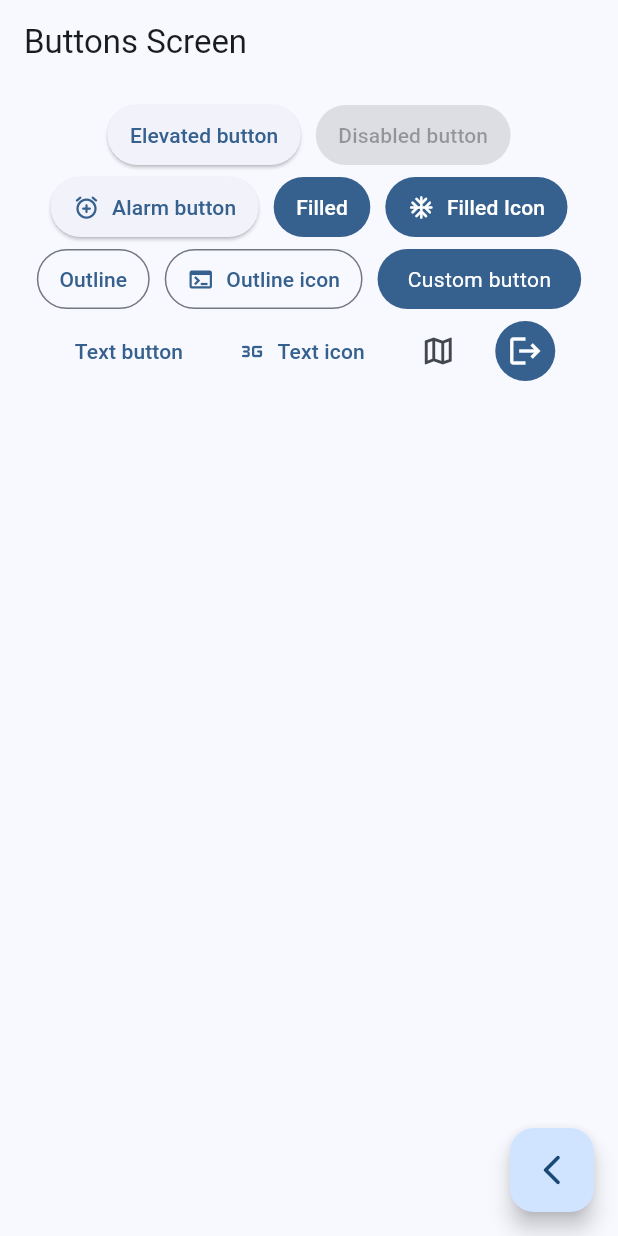
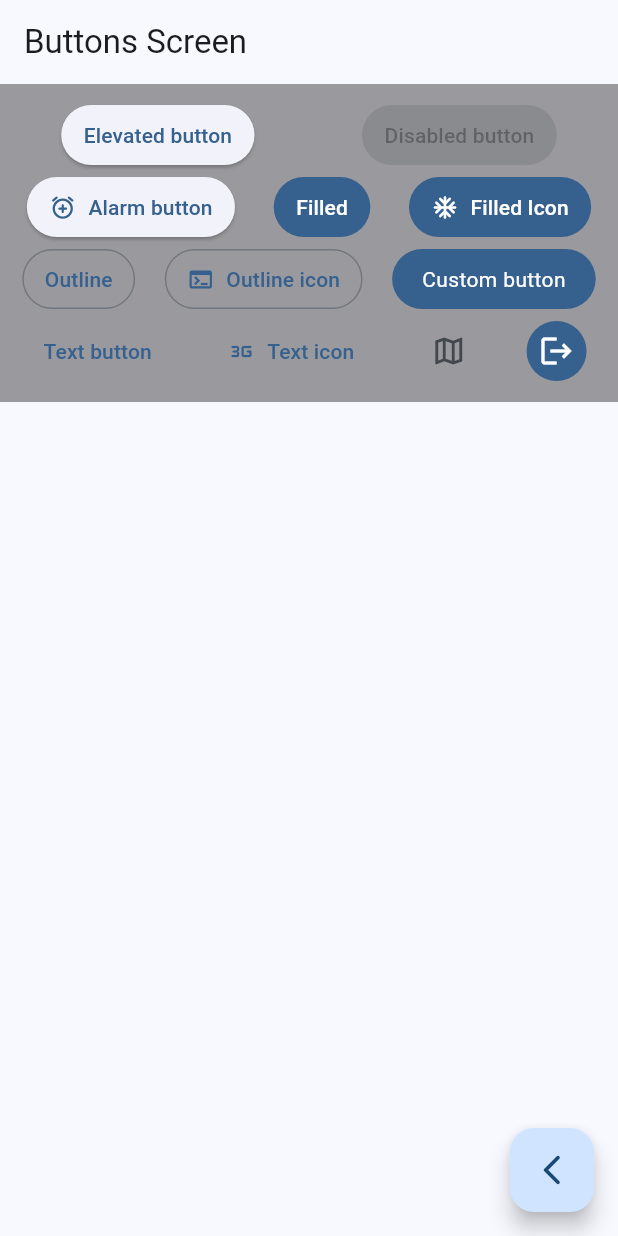
Before and after one commit to MauricioCorzo/widgets_app_flutter, a Flutter app: the ButtonsScreen screen opened by its route, on a phone screen of 412 x 824 dp. Run offline on Flutter 3.47's test engine with Material 3 defaults, Android fonts, the phone set to English and light mode, and no system bars; our stand-ins replace go_router.

Commit message:
add screens files

```diff
--- a/lib/presentation/screens/buttons/buttons_screen.dart
+++ b/lib/presentation/screens/buttons/buttons_screen.dart
@@ -29,13 +29,15 @@ class _ButtonsView extends StatelessWidget {
 
   @override
   Widget build(BuildContext context) {
-    return SizedBox(
+    return Container(
+      decoration: BoxDecoration(color: Colors.black38),
+      child: SizedBox(
         width: double.infinity,
         child: Padding(
           padding: const EdgeInsets.symmetric(horizontal: 10, vertical: 10),
           child: Wrap(
             spacing: 10,
-          alignment: WrapAlignment.center,
+            alignment: WrapAlignment.spaceAround,
             crossAxisAlignment: WrapCrossAlignment.center,
             children: [
               ElevatedButton(
@@ -81,7 +83,8 @@ class _ButtonsView extends StatelessWidget {
                   onPressed: () {},
                   icon: const Icon(Icons.three_g_mobiledata_rounded),
                   label: const Text("Text icon")),
-            IconButton(onPressed: () {}, icon: const Icon(Icons.map_outlined)),
+              IconButton(
+                  onPressed: () {}, icon: const Icon(Icons.map_outlined)),
               IconButton(
                 onPressed: () {},
                 icon: const Icon(Icons.logout),
@@ -91,6 +94,7 @@ class _ButtonsView extends StatelessWidget {
                     iconColor: const WidgetStatePropertyAll(Colors.white)),
               ),
             ],
+          ),
         ),
       ),
     );
--- a/lib/presentation/screens/screens.dart
+++ b/lib/presentation/screens/screens.dart
@@ -1,3 +1,9 @@
+export 'package:widgets_app/presentation/screens/animated/animated_screen.dart';
+export 'package:widgets_app/presentation/screens/app_tutorial/app_tutorial_screen.dart';
 export 'package:widgets_app/presentation/screens/buttons/buttons_screen.dart';
 export 'package:widgets_app/presentation/screens/cards/cards_screen.dart';
 export 'package:widgets_app/presentation/screens/home/home_screen.dart';
+export 'package:widgets_app/presentation/screens/infinite_scroll/infinite_scroll_screen.dart';
+export 'package:widgets_app/presentation/screens/progress/progress_screen.dart';
+export 'package:widgets_app/presentation/screens/snackbar/snackbar_screen.dart';
+export 'package:widgets_app/presentation/screens/ui_controls/ui_controls_screen.dart';
```
Also changed, not shown: lib/presentation/screens/animated/animated_screen.dart (added, +11 -0 lines), lib/presentation/screens/app_tutorial/app_tutorial_screen.dart (added, +11 -0 lines), lib/presentation/screens/infinite_scroll/infinite_scroll_screen.dart (added, +11 -0 lines), lib/presentation/screens/progress/progress_screen.dart (added, +11 -0 lines), lib/presentation/screens/snackbar/snackbar_screen.dart (added, +11 -0 lines), lib/presentation/screens/ui_controls/ui_controls_screen.dart (added, +11 -0 lines). Lines whose indentation alone changed are shown as unchanged.
